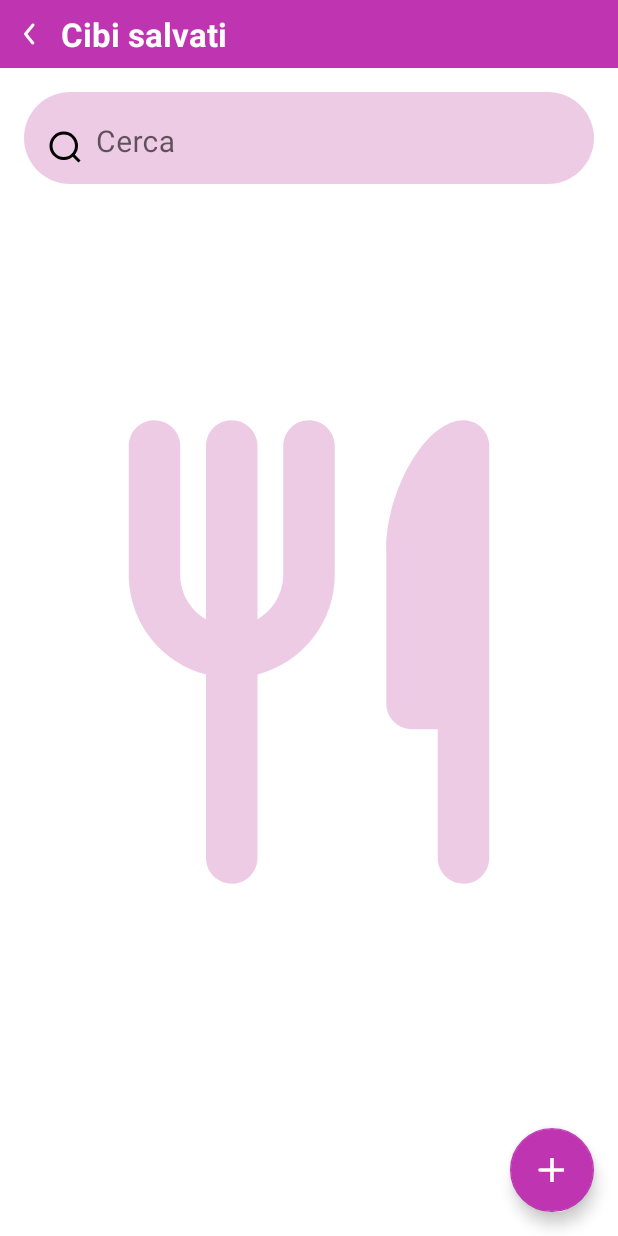
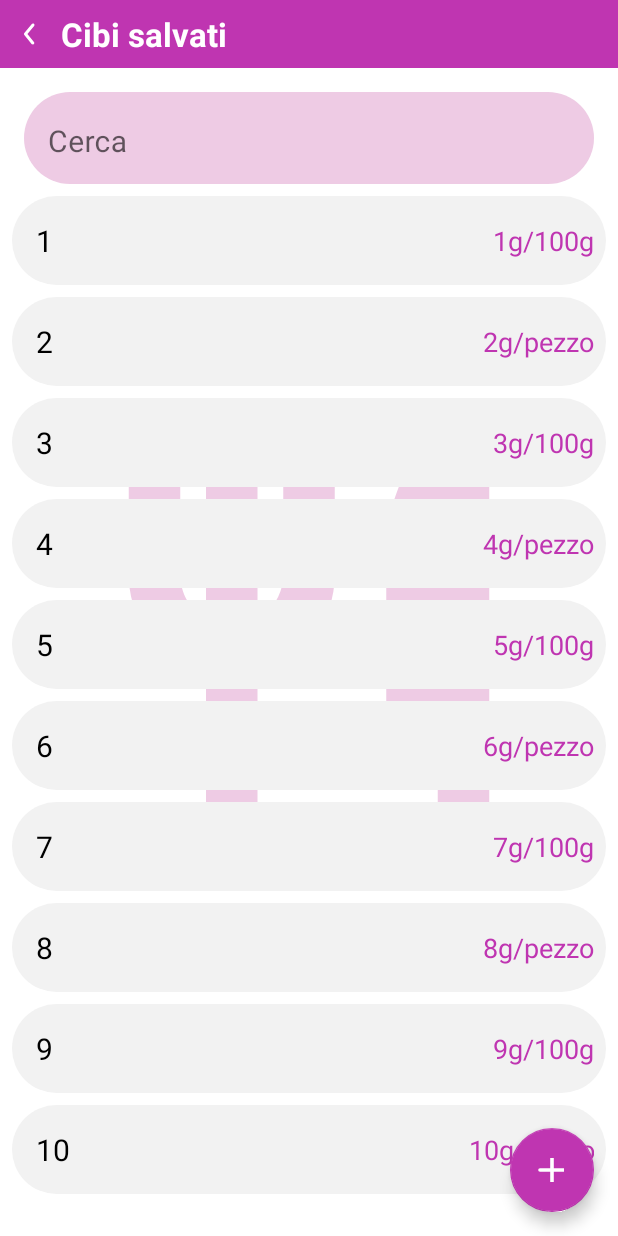
Before and after one commit to davidemodolo/Insulyna, an Android app: the FoodFragment screen opened through its navigation route, on a phone screen of 412 x 824 dp. Run offline under Robolectric (Android 15) with nearby library versions, the phone set to English and light mode, and no system bars.

Commit message:
working on food object and db

```diff
--- /dev/null
+++ b/app/src/main/java/com/davidemodolo/insulyna/AppViewModel.kt
@@ -0,0 +1,18 @@
+package com.davidemodolo.insulyna
+
+import androidx.lifecycle.ViewModel
+import com.davidemodolo.insulyna.food.Food
+
+
+class AppViewModel : ViewModel() {
+    private var foodToEdit: Food? = null
+    fun setFoodToEdit(food: Food) {
+        foodToEdit = food
+    }
+
+    fun getFoodToEdit(): Food {
+        return foodToEdit!!
+    }
+
+
+}
--- a/app/src/main/java/com/davidemodolo/insulyna/MainFragment.kt
+++ b/app/src/main/java/com/davidemodolo/insulyna/MainFragment.kt
@@ -7,6 +7,7 @@ import android.view.ViewGroup
 import android.widget.ImageView
 import android.widget.TextView
 import androidx.fragment.app.Fragment
+import androidx.lifecycle.ViewModelProvider
 import androidx.navigation.fragment.findNavController
 
 
@@ -20,6 +21,7 @@ class MainFragment : Fragment() {
 
     private lateinit var btnReset: ImageView
     private lateinit var btnAddCarbo: TextView
+    private lateinit var viewModel: AppViewModel
 
 
     override fun onCreateView(
@@ -39,6 +41,10 @@ class MainFragment : Fragment() {
         btnSavedFood.setOnClickListener {
             findNavController().navigate(R.id.foodFragment)
         }
+
+        viewModel = ViewModelProvider(requireActivity()).get(AppViewModel::class.java)
+
+
         return view
     }
 
--- /dev/null
+++ b/app/src/main/java/com/davidemodolo/insulyna/food/FoodAdapter.kt
@@ -0,0 +1,51 @@
+package com.davidemodolo.insulyna.food
+
+import android.view.LayoutInflater
+import android.view.View
+import android.view.ViewGroup
+import android.widget.TextView
+import androidx.recyclerview.widget.RecyclerView
+import com.davidemodolo.insulyna.R
+
+class FoodAdapter(private val foodList: ArrayList<Food>, private val foodListener: FoodListener): RecyclerView.Adapter<FoodAdapter.ViewHolder>() {
+    class ViewHolder(itemView: View) : RecyclerView.ViewHolder(itemView) {
+        val name: TextView = itemView.findViewById(R.id.name)
+        val carbo: TextView = itemView.findViewById(R.id.foodCarbo)
+    }
+
+    override fun getItemCount(): Int = foodList.size
+
+    override fun onCreateViewHolder(parent: ViewGroup, viewType: Int): ViewHolder {
+        val inflater = LayoutInflater.from(parent.context)
+        val view = inflater.inflate(R.layout.item_food, parent, false)
+        return ViewHolder(view)
+    }
+
+    override fun onBindViewHolder(holder: ViewHolder, position: Int) {
+        val food = foodList[position]
+        with(holder) {
+            name.text = food.name
+            val carboString = if(food.piece)
+                String.format("%.0f",food.carbo)+ "g/pezzo"
+            else
+                String.format("%.0f",food.carbo)+ "g/100g"
+
+            carbo.text = carboString
+
+            holder.itemView.setOnClickListener {
+                foodListener.onFoodListener(food, holder.layoutPosition, false)
+            }
+            holder.itemView.setOnLongClickListener {
+                foodListener.onFoodListener(food, holder.layoutPosition, true)
+                true
+            }
+
+        }
+
+
+    }
+
+    interface FoodListener {
+        fun onFoodListener(food: Food, position: Int, longPress: Boolean)
+    }
+}
--- a/app/src/main/java/com/davidemodolo/insulyna/food/FoodFragment.kt
+++ b/app/src/main/java/com/davidemodolo/insulyna/food/FoodFragment.kt
@@ -6,11 +6,16 @@ import android.view.LayoutInflater
 import android.view.View
 import android.view.ViewGroup
 import android.widget.ImageView
+import androidx.lifecycle.ViewModelProvider
 import androidx.navigation.fragment.findNavController
+import androidx.recyclerview.widget.RecyclerView
+import com.davidemodolo.insulyna.AppViewModel
 import com.davidemodolo.insulyna.R
 import com.google.android.material.floatingactionbutton.FloatingActionButton
 
-class FoodFragment : Fragment() {
+class FoodFragment : Fragment(), FoodAdapter.FoodListener {
+
+    private lateinit var viewModel: AppViewModel
 
 
     override fun onCreateView(
@@ -18,10 +23,17 @@ class FoodFragment : Fragment() {
         savedInstanceState: Bundle?
     ): View {
         val view = inflater.inflate(R.layout.fragment_food, container, false)
+        viewModel = ViewModelProvider(requireActivity()).get(AppViewModel::class.java)
         val btnBack = view.findViewById<ImageView>(R.id.btnBack)
         btnBack.setOnClickListener {
             findNavController().navigate(R.id.mainFragment)
         }
+        val foods = ArrayList<Food>()
+        for (i in 1..10){
+            foods.add(Food("$i", i.toFloat(), i%2==0))
+        }
+        val foodRecycler = view.findViewById<RecyclerView>(R.id.recyclerFood)
+        foodRecycler.adapter = FoodAdapter(foods, this)
         val fab = view.findViewById<FloatingActionButton>(R.id.floatingActionButton)
         fab.setOnClickListener {
             /*val bsd = BottomSheetDialog(requireContext(), R.style.BottomSheedDialogTheme)
@@ -31,4 +43,8 @@ class FoodFragment : Fragment() {
         return view
     }
 
+    override fun onFoodListener(food: Food, position: Int, longPress: Boolean) {
+        viewModel.setFoodToEdit(food)
+    }
+
 }
--- a/app/src/main/res/layout/fragment_food.xml
+++ b/app/src/main/res/layout/fragment_food.xml
@@ -66,8 +66,6 @@
             android:layout_height="wrap_content"
             android:background="@drawable/background_button"
             android:backgroundTint="?attr/colorPrimaryVariant"
-            android:drawableStart="@drawable/ic_search"
-            android:drawablePadding="@dimen/marginStandard"
             android:hint="@string/search" />
     </com.google.android.material.textfield.TextInputLayout>
 
--- a/app/src/main/res/layout/item_food.xml
+++ b/app/src/main/res/layout/item_food.xml
@@ -6,7 +6,7 @@
     android:layout_marginStart="@dimen/marginStandard"
     android:layout_marginTop="@dimen/marginStandard"
     android:layout_marginEnd="@dimen/marginStandard"
-    android:background="@drawable/background"
+    android:background="@drawable/background_button"
     android:backgroundTint="@color/bg_grey">
 
     <TextView
```
Also changed, not shown: app/src/main/java/com/davidemodolo/insulyna/DisclaimerFragment.kt (added, +20 -0 lines), app/src/main/java/com/davidemodolo/insulyna/MainViewModel.kt (deleted, +0 -7 lines), app/src/main/res/layout/disclaimer_fragment.xml (added, +8 -0 lines), app/src/main/res/values/strings.xml (+6 -1 lines).
